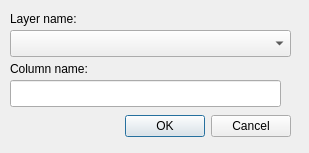
zsiki/AttributeSplit, file attribute_split_dialog_base.ui: the form before one commit.
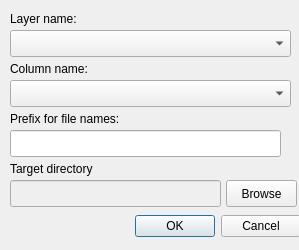
The form after the commit.

Commit message: adding column select, target directory browser

The edit to the form file:
```diff
--- a/attribute_split_dialog_base.ui
+++ b/attribute_split_dialog_base.ui
@@ -6,8 +6,8 @@
    <rect>
     <x>0</x>
     <y>0</y>
-    <width>309</width>
-    <height>153</height>
+    <width>299</width>
+    <height>250</height>
    </rect>
   </property>
   <property name="windowTitle">
@@ -16,8 +16,8 @@
   <widget class="QDialogButtonBox" name="button_box">
    <property name="geometry">
     <rect>
-     <x>10</x>
-     <y>110</y>
+     <x>20</x>
+     <y>210</y>
      <width>281</width>
      <height>32</height>
     </rect>
@@ -69,12 +69,77 @@
    <property name="geometry">
     <rect>
      <x>10</x>
-     <y>80</y>
+     <y>130</y>
      <width>271</width>
      <height>27</height>
     </rect>
    </property>
   </widget>
+  <widget class="QComboBox" name="ColumnCombo">
+   <property name="geometry">
+    <rect>
+     <x>10</x>
+     <y>80</y>
+     <width>281</width>
+     <height>27</height>
+    </rect>
+   </property>
+  </widget>
+  <widget class="QLabel" name="label_3">
+   <property name="geometry">
+    <rect>
+     <x>10</x>
+     <y>110</y>
+     <width>151</width>
+     <height>17</height>
+    </rect>
+   </property>
+   <property name="text">
+    <string>Prefix for file names:</string>
+   </property>
+  </widget>
+  <widget class="QLabel" name="label_4">
+   <property name="geometry">
+    <rect>
+     <x>10</x>
+     <y>160</y>
+     <width>141</width>
+     <height>17</height>
+    </rect>
+   </property>
+   <property name="text">
+    <string>Target directory</string>
+   </property>
+  </widget>
+  <widget class="QLineEdit" name="DirectoryEdit">
+   <property name="enabled">
+    <bool>false</bool>
+   </property>
+   <property name="geometry">
+    <rect>
+     <x>10</x>
+     <y>180</y>
+     <width>211</width>
+     <height>27</height>
+    </rect>
+   </property>
+   <property name="readOnly">
+    <bool>true</bool>
+   </property>
+  </widget>
+  <widget class="QPushButton" name="BrowseButton">
+   <property name="geometry">
+    <rect>
+     <x>226</x>
+     <y>180</y>
+     <width>71</width>
+     <height>27</height>
+    </rect>
+   </property>
+   <property name="text">
+    <string>Browse</string>
+   </property>
+  </widget>
  </widget>
  <resources/>
  <connections>
```
The commit also changes 3 other files.
